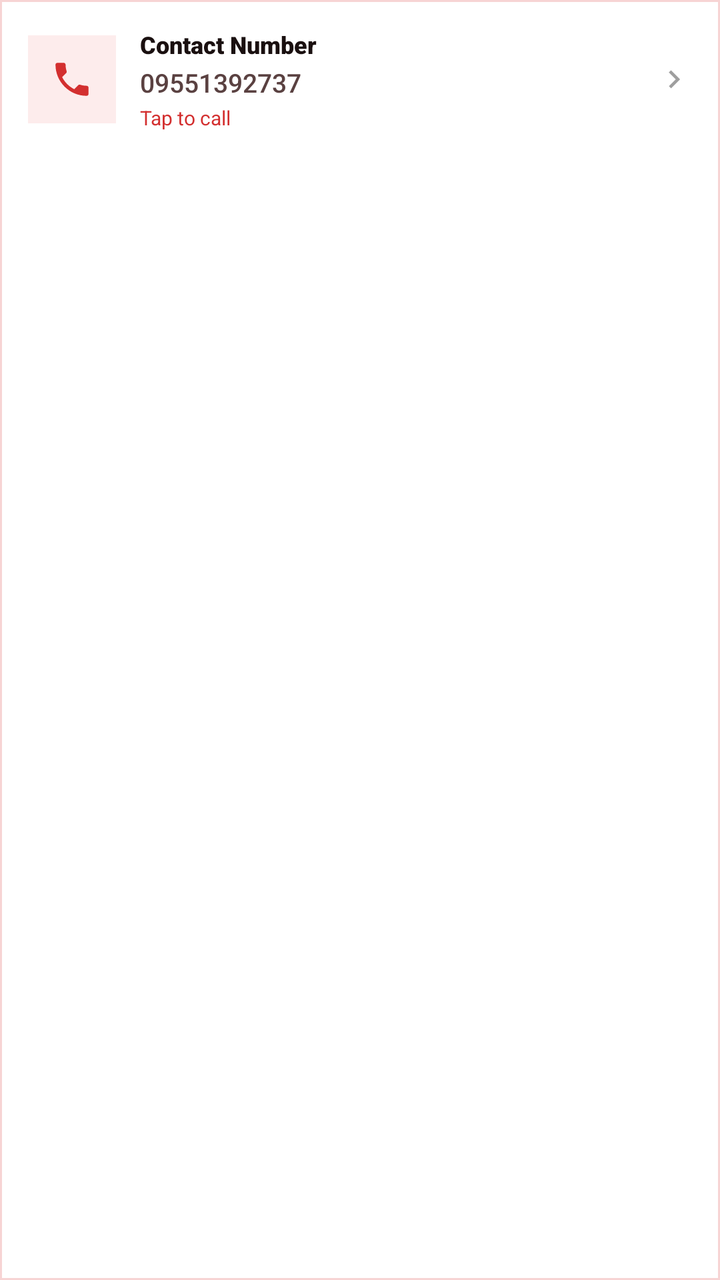
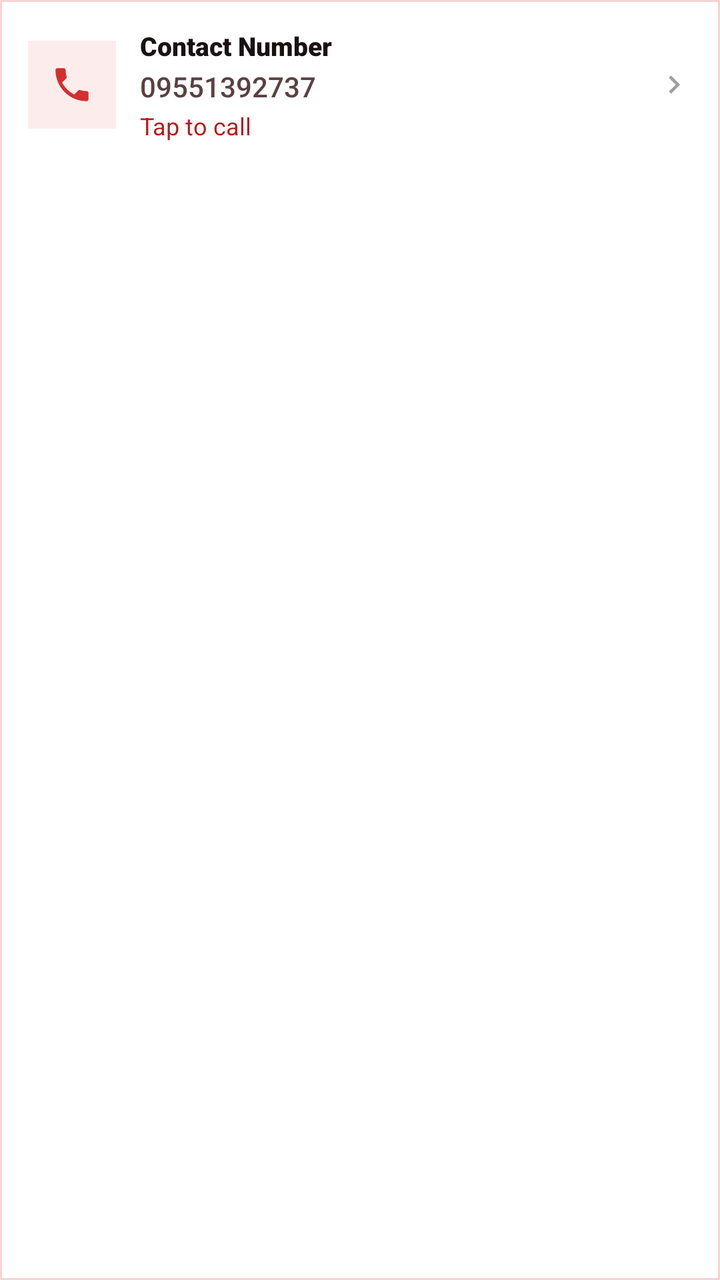

An Android layout rendered at two revisions. The XML below is the earlier revision; the diff shows what the commit changed to produce the second picture.
<!-- AndroidManifest.xml: application theme Theme.VelocitySuites -->
<!-- res/layout/item_landing_contact_phone.xml -->
<?xml version="1.0" encoding="utf-8"?>
<com.google.android.material.card.MaterialCardView xmlns:android="http://schemas.android.com/apk/res/android"
    xmlns:app="http://schemas.android.com/apk/res-auto"
    android:id="@+id/cardContactPhone"
    android:layout_width="match_parent"
    android:layout_height="wrap_content"
    android:layout_marginTop="10dp"
    android:clickable="true"
    android:focusable="true"
    app:cardBackgroundColor="@color/velocity_surface_elevated"
    app:cardCornerRadius="0dp"
    app:cardElevation="0dp"
    app:rippleColor="@color/velocity_red_subtle"
    app:strokeColor="@color/velocity_red_subtle"
    app:strokeWidth="1dp">

    <LinearLayout
        android:layout_width="match_parent"
        android:layout_height="wrap_content"
        android:gravity="center_vertical"
        android:orientation="horizontal"
        android:padding="14dp">

        <FrameLayout
            android:layout_width="44dp"
            android:layout_height="44dp"
            android:background="@drawable/bg_icon_circle_badge">

            <ImageView
                android:layout_width="22dp"
                android:layout_height="22dp"
                android:layout_gravity="center"
                android:contentDescription="@string/landing_hotel_phone_label"
                android:src="@drawable/ic_phone"
                app:tint="@color/velocity_red_primary" />
        </FrameLayout>

        <LinearLayout
            android:layout_width="0dp"
            android:layout_height="wrap_content"
            android:layout_marginStart="12dp"
            android:layout_weight="1"
            android:orientation="vertical">

            <TextView
                android:layout_width="match_parent"
                android:layout_height="wrap_content"
                android:fontFamily="sans-serif-black"
                android:text="@string/landing_hotel_phone_label"
                android:textColor="@color/velocity_text_primary"
                android:textSize="12sp" />

            <TextView
                android:layout_width="match_parent"
                android:layout_height="wrap_content"
                android:layout_marginTop="2dp"
                android:fontFamily="sans-serif-medium"
                android:text="@string/landing_hotel_phone"
                android:textColor="@color/velocity_text_secondary"
                android:textSize="13sp" />

            <TextView
                android:layout_width="match_parent"
                android:layout_height="wrap_content"
                android:layout_marginTop="2dp"
                android:fontFamily="sans-serif-bold"
                android:text="@string/landing_hotel_tap_call"
                android:textColor="@color/velocity_red_primary"
                android:textSize="10sp" />
        </LinearLayout>

        <ImageView
            android:layout_width="18dp"
            android:layout_height="18dp"
            android:contentDescription="@null"
            android:src="@drawable/ic_chevron_right"
            app:tint="@color/velocity_inactive_gray" />
    </LinearLayout>
</com.google.android.material.card.MaterialCardView>
<!-- resources referenced by this layout -->
<resources>
  <color name="velocity_inactive_gray">#9E9E9E</color>
  <color name="velocity_red_primary">#D32F2F</color>
  <color name="velocity_red_subtle">#F7D4D4</color>
  <color name="velocity_surface_elevated">#FFFFFF</color>
  <color name="velocity_text_primary">#1A1010</color>
  <color name="velocity_text_secondary">#5A4141</color>
  <!-- drawable bg_icon_circle_badge (drawable) -->
  <?xml version="1.0" encoding="utf-8"?>
  <shape xmlns:android="http://schemas.android.com/apk/res/android"
      android:shape="rectangle">
      <solid android:color="@color/velocity_red_soft" />
  </shape>
  <!-- drawable ic_chevron_right (drawable) -->
  <vector xmlns:android="http://schemas.android.com/apk/res/android"
      android:width="24dp"
      android:height="24dp"
      android:viewportWidth="24"
      android:viewportHeight="24"
      android:tint="?attr/colorControlNormal">
    <path
        android:fillColor="@android:color/white"
        android:pathData="M10,6L8.59,7.41L13.17,12l-4.58,4.59L10,18l6,-6L10,6Z"/>
  </vector>
  <string name="landing_hotel_phone">09551392737</string>
  <string name="landing_hotel_phone_label">Contact Number</string>
  <string name="landing_hotel_tap_call">Tap to call</string>
  <color name="velocity_red_soft">#FDECEC</color>
  <color name="velocity_red_dark">#7F1212</color>
  <color name="white">#FFFFFFFF</color>
  <color name="velocity_red_rose">#EF5350</color>
  <color name="velocity_red_deep">#5A0A0A</color>
  <style name="ShapeAppearance.Velocity.Square" parent="">
          <item name="cornerFamily">rounded</item>
          <item name="cornerSize">0dp</item>
      </style>
  <style name="Widget.Velocity.Card.Flat" parent="Widget.MaterialComponents.CardView">
          <item name="cardElevation">0dp</item>
          <item name="cardCornerRadius">0dp</item>
          <item name="cardBackgroundColor">@color/velocity_surface_elevated</item>
          <item name="strokeColor">@color/velocity_divider_hairline</item>
          <item name="strokeWidth">1dp</item>
          <item name="shapeAppearance">@style/ShapeAppearance.Velocity.Square</item>
      </style>
  <style name="Widget.Velocity.Flat.Chip" parent="Widget.MaterialComponents.Chip.Choice">
          <item name="shapeAppearance">@style/ShapeAppearance.Velocity.Square</item>
          <item name="shapeAppearanceOverlay">@style/ShapeAppearance.Velocity.Square</item>
          <item name="chipCornerRadius">0dp</item>
          <item name="android:minHeight">48dp</item>
          <item name="chipMinHeight">48dp</item>
          <item name="chipStrokeWidth">1dp</item>
          <item name="android:elevation">0dp</item>
      </style>
  <style name="Widget.Velocity.Flat.Snackbar" parent="Widget.MaterialComponents.Snackbar">
          <item name="android:background">@drawable/bg_snackbar_flat</item>
          <item name="android:elevation">0dp</item>
      </style>
  <color name="velocity_divider_hairline">#1A000000</color>
  <!-- drawable bg_snackbar_flat (drawable) -->
  <?xml version="1.0" encoding="utf-8"?>
  <shape xmlns:android="http://schemas.android.com/apk/res/android" android:shape="rectangle">
      <solid android:color="#323232" />
      <stroke android:width="1dp" android:color="#33FFFFFF" />
      <corners android:radius="0dp" />
  </shape>
  <style name="Widget.Velocity.Flat.BottomSheet" parent="Widget.MaterialComponents.BottomSheet.Modal">
          <item name="shapeAppearanceOverlay">@style/ShapeAppearance.Velocity.Square</item>
          <item name="android:elevation">0dp</item>
          <item name="backgroundTint">@color/velocity_surface_elevated</item>
      </style>
  <!-- unchanged entries left out for length: 8 -->
</resources>

<!-- the commit's change to res/layout/item_landing_contact_phone.xml (unified diff, before → after) -->
@@ -30,7 +30,7 @@
                 android:layout_width="22dp"
                 android:layout_height="22dp"
                 android:layout_gravity="center"
-                android:contentDescription="@string/landing_hotel_phone_label"
+                android:importantForAccessibility="no"
                 android:src="@drawable/ic_phone"
                 app:tint="@color/velocity_red_primary" />
         </FrameLayout>
@@ -48,7 +48,7 @@
                 android:fontFamily="sans-serif-black"
                 android:text="@string/landing_hotel_phone_label"
                 android:textColor="@color/velocity_text_primary"
-                android:textSize="12sp" />
+                android:textSize="13sp" />
 
             <TextView
                 android:layout_width="match_parent"
@@ -57,7 +57,7 @@
                 android:fontFamily="sans-serif-medium"
                 android:text="@string/landing_hotel_phone"
                 android:textColor="@color/velocity_text_secondary"
-                android:textSize="13sp" />
+                android:textSize="14sp" />
 
             <TextView
                 android:layout_width="match_parent"
@@ -65,8 +65,8 @@
                 android:layout_marginTop="2dp"
                 android:fontFamily="sans-serif-bold"
                 android:text="@string/landing_hotel_tap_call"
-                android:textColor="@color/velocity_red_primary"
-                android:textSize="10sp" />
+                android:textColor="@color/velocity_action_text"
+                android:textSize="12sp" />
         </LinearLayout>
 
         <ImageView
<!-- resource entries referenced after the edit -->
@@ -1,5 +1,6 @@
 <!-- resources referenced by this layout -->
 <resources>
+  <color name="velocity_action_text">#B71C1C</color>
   <color name="velocity_inactive_gray">#9E9E9E</color>
   <color name="velocity_red_primary">#D32F2F</color>
   <color name="velocity_red_subtle">#F7D4D4</color>
